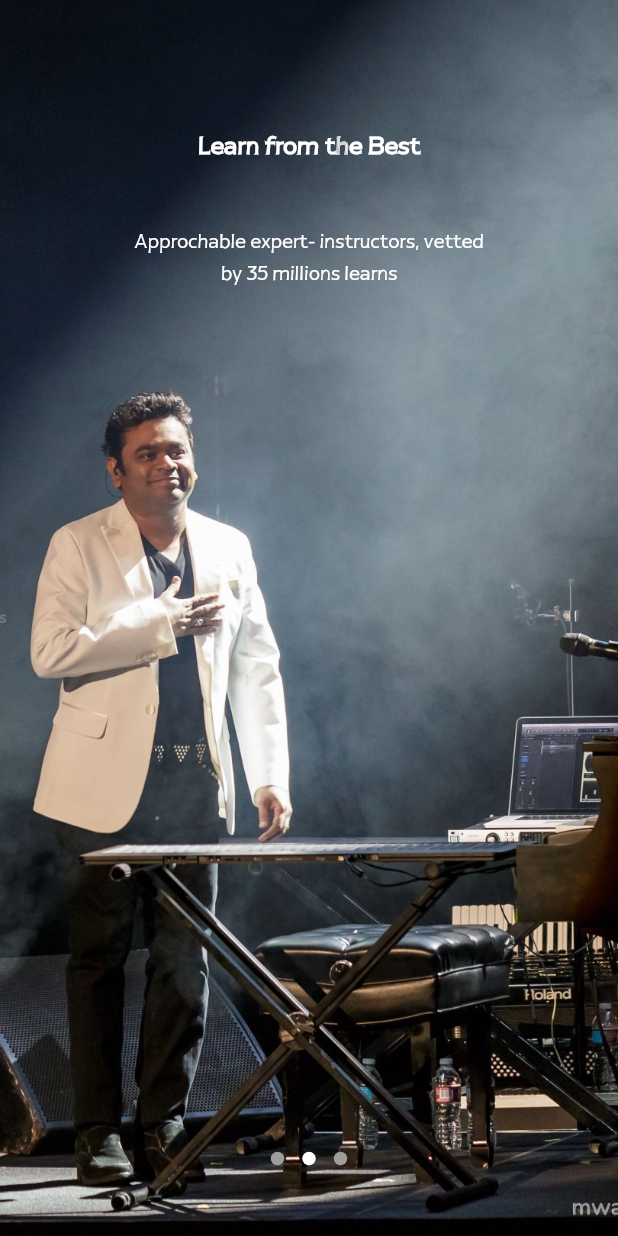
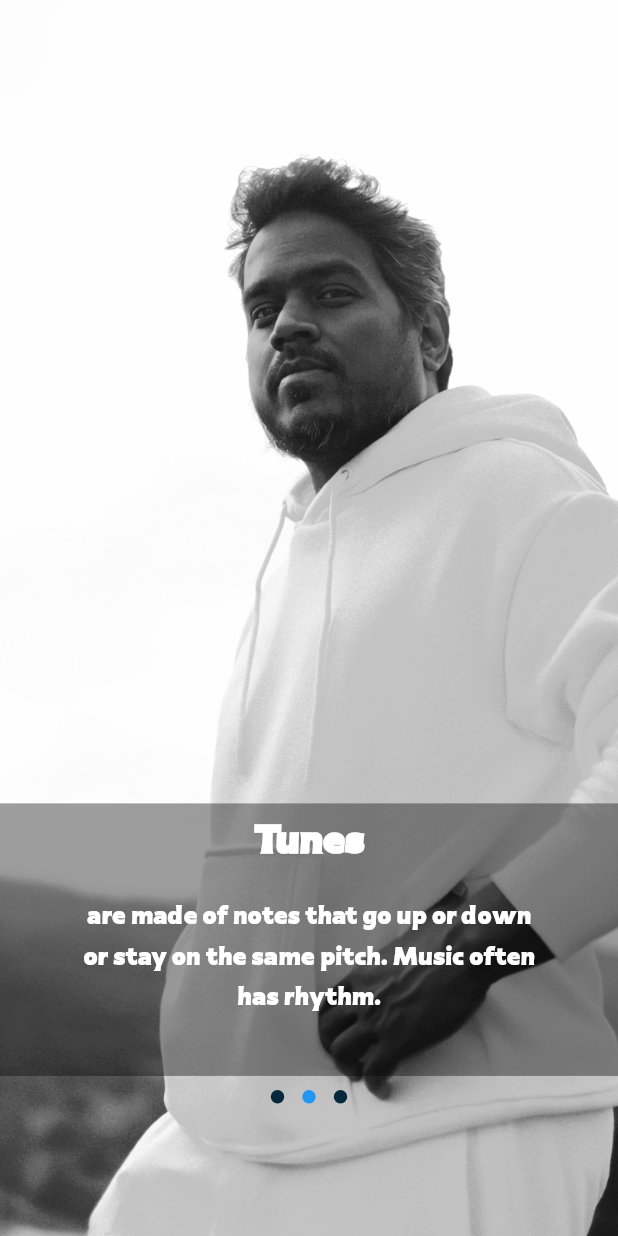
Before and after one commit to jagadeesJr/music_mate, a Flutter app: the screen it shows after launch, swiped to page 2, on a phone screen of 412 x 824 dp. Run offline on Flutter 3.47's test engine with Material 2 defaults, Android fonts, the phone set to English and light mode, and no system bars; drawn by our look-alikes of dots_indicator; our stand-ins replace connectivity_plus, dio, shared_preferences.

Commit message:
[Feat:] interner connection

```diff
--- a/lib/global_access/applib/app_lib.dart
+++ /dev/null
@@ -1,3 +0,0 @@
-export 'package:shared_preferences/shared_preferences.dart';
-export 'sizer.dart';
-export 'package:flutter/cupertino.dart';
--- /dev/null
+++ b/lib/globalaccess/applib/applib.dart
@@ -0,0 +1,11 @@
+export 'package:shared_preferences/shared_preferences.dart';
+export 'sizer.dart';
+export 'package:flutter/cupertino.dart';
+export 'package:dots_indicator/dots_indicator.dart';
+export 'package:music_mate/screens/walkthrough/walkthrough_screen.dart';
+export 'package:music_mate/globalaccess/toast_message/toster.dart';
+export 'package:music_mate/screens/splash/splashscreen.dart';
+export 'package:music_mate/globalaccess/internet_connection/nointernet.dart';
+export 'package:music_mate/globalaccess/local_storage/local_storage.dart';
+export 'package:dio/dio.dart';
+export 'package:connectivity_plus/connectivity_plus.dart';
--- a/lib/global_access/local_storage/local_storage.dart
+++ b/lib/globalaccess/local_storage/local_storage.dart
@@ -1,5 +1,5 @@
 import 'dart:convert';
-import 'package:music_mate/global_access/applib/app_lib.dart';
+import 'package:music_mate/globalaccess/applib/applib.dart';
 
 class LocalStorage {
   // set data in locally
--- a/lib/main.dart
+++ b/lib/main.dart
@@ -1,6 +1,5 @@
 import 'package:flutter/material.dart';
-import 'package:music_mate/global_access/toast_message/toster.dart';
-import 'package:music_mate/screens/splash/splash_screen.dart';
+import '../../globalaccess/applib/applib.dart';
 
 void main() {
   runApp(const MyApp());
@@ -25,31 +24,14 @@ class _MyAppState extends State<MyApp> {
         fontFamily: "Olimpos_light",
         primarySwatch: Colors.amber,
       ),
-      home: const SplashScreen()
+       routes: {
+        '/':(context) => const NoInternet(),
+        'splash_screen' :(context) => const SplashScreen(),
+        'walk_through' :(context) => const WalkthroughScreen(),
+        'no_internet' :(context) => const NoInternet(),
+      },
+        initialRoute: 'splash_screen',
+
     );
   }
 }
-
-class MyWidget extends StatefulWidget {
-  const MyWidget({super.key});
-
-  @override
-  State<MyWidget> createState() => _MyWidgetState();
-}
-
-class _MyWidgetState extends State<MyWidget> {
-  @override
-  Widget build(BuildContext context) {
-    return Scaffold(
-          body: Center(
-        child: ElevatedButton(
-          onPressed: () {
-            ScaffoldMessenger.of(context)
-              ..hideCurrentSnackBar()
-              ..showSnackBar(ToastMessge().toasterMessage());
-          },
-          child: const Text('View our music'),
-        ),
-      ));
-  }
-}
--- /dev/null
+++ b/lib/screens/walkthrough/pageview.dart
@@ -0,0 +1,61 @@
+import 'package:flutter/material.dart';
+import '../../globalaccess/applib/applib.dart';
+
+class PageViewerWidget extends StatelessWidget {
+  final String title;
+  final String imageUrl;
+  final String content;
+  const PageViewerWidget(
+      {super.key,
+      required this.title,
+      required this.imageUrl,
+      required this.content});
+
+  @override
+  Widget build(BuildContext context) {
+    SizeConfig().init(context);
+    return LayoutBuilder(
+        builder: (BuildContext context, BoxConstraints constraints) {
+      return Container(
+          width: MediaQuery.of(context).size.width,
+          height: MediaQuery.of(context).size.height,
+          decoration: BoxDecoration(
+              image: DecorationImage(
+                  fit: BoxFit.cover, image: AssetImage(imageUrl))),
+          child: Column(
+            children: [
+              Padding(
+                  padding:
+                      EdgeInsets.only(top: SizeConfig.blockSizeVertical! * 65),
+                  child: Container(
+                      color: Colors.black38,
+                      child: Column(children: [
+                        Text(
+                          title,
+                          style: TextStyle(
+                              color:Colors.white,
+                              fontSize: SizeConfig.blockSizeVertical! * 4,
+                              fontFamily: "Olimpos_bold",
+                              fontWeight: FontWeight.bold),
+                        ),
+                        Padding(
+                          padding: EdgeInsets.only(
+                              top: SizeConfig.blockSizeVertical! * 2,
+                              left: SizeConfig.blockSizeVertical! * 6,
+                              right: SizeConfig.blockSizeVertical! * 6,
+                              bottom:SizeConfig.blockSizeVertical! * 5),
+                          child: Text(
+                            content,
+                            style: TextStyle(
+                                fontFamily: "Olimpos_bold",
+                                color: Colors.white,
+                                fontSize: SizeConfig.blockSizeVertical! * 2.5),
+                            textAlign: TextAlign.center,
+                          ),
+                        ),
+                      ]))),
+            ],
+          ));
+    });
+  }
+}
--- a/lib/screens/walkthrough/walkthrough_screen.dart
+++ b/lib/screens/walkthrough/walkthrough_screen.dart
@@ -1,6 +1,7 @@
-import 'package:dots_indicator/dots_indicator.dart';
+
 import 'package:flutter/material.dart';
-import '../../global_access/applib/sizer.dart';
+import 'pageview.dart';
+import '../../globalaccess/applib/applib.dart';
 
 class WalkthroughScreen extends StatefulWidget {
   const WalkthroughScreen({super.key});
@@ -14,10 +15,20 @@ class _WalkthroughScreenState extends State<WalkthroughScreen> {
   dynamic pageLength = 3;
   PageController pageController = PageController();
 
+
+
+Future<bool> onBackButtonPressed() async {
+    return false;
+  }
+
   @override
   Widget build(BuildContext context) {
     SizeConfig().init(context);
-    return Scaffold(
+    return LayoutBuilder(
+        builder: (BuildContext context, BoxConstraints constraints) {
+      return WillPopScope(
+          onWillPop: onBackButtonPressed,
+          child: Scaffold(
             body: Stack(
               children: [
                 PageView(
@@ -28,150 +39,100 @@ class _WalkthroughScreenState extends State<WalkthroughScreen> {
                       currentIndexPage = value.toDouble();
                     });
                   }),
-            children: [
-              Container(
-                  width: MediaQuery.of(context).size.width,
-                  height: MediaQuery.of(context).size.height,
-                  decoration: const BoxDecoration(
-                      image: DecorationImage(
-                          fit: BoxFit.cover,
-                          image: AssetImage("assets/images/AR_image.jpg"))),
-                  child: Column(
-                    children: [
-                      Padding(
-                        padding: EdgeInsets.only(
-                            top: SizeConfig.blockSizeVertical! * 10),
-                        child: const Text(
-                          "Take Video Courses",
-                          style: TextStyle(
-                              color: Colors.white,
-                              fontSize: 20,
-                              fontWeight: FontWeight.bold),
-                        ),
+                  children: const [
+                    PageViewerWidget(
+                        title: "Music",
+                        imageUrl: "assets/images/arr_wp.jpg",
+                        content:
+                            "is sound that has been organized by using rhythm, melody or harmony..."),
+                    PageViewerWidget(
+                        title: "Tunes",
+                        imageUrl: "assets/images/u1_wp2.jpg",
+                        content:
+                            "are made of notes that go up or down or stay on the same pitch. Music often has rhythm."),
+                    PageViewerWidget(
+                        title: "Rhythm",
+                        imageUrl: "assets/images/harrish_wp1.jpg",
+                        content:
+                            "is the way the musical sounds and silences are put together in a sequence."),
+                  ],
                 ),
                 Padding(
                   padding: EdgeInsets.only(
-                            top: SizeConfig.blockSizeVertical! * 5,
-                            left: SizeConfig.blockSizeVertical! * 11,
-                            right: SizeConfig.blockSizeVertical! * 11),
-                        child: const Text(
-                          "From cooking to coding and everything in between",
-                          style: TextStyle(color: Colors.white, fontSize: 16),
-                          textAlign: TextAlign.center,
-                        ),
-                      ),
-                    ],
-                  )),
-              Container(
-                  width: MediaQuery.of(context).size.width,
-                  height: MediaQuery.of(context).size.height,
-                  decoration: const BoxDecoration(
-                      image: DecorationImage(
-                          fit: BoxFit.cover,
-                          image: AssetImage("assets/images/AR_image.jpg"))),
+                      bottom: SizeConfig.blockSizeVertical! * 10),
                   child: Column(
+                      mainAxisAlignment: MainAxisAlignment.end,
                       children: [
-                      Padding(
-                        padding: EdgeInsets.only(
-                            top: SizeConfig.blockSizeVertical! * 10),
-                        child: const Text(
-                          "Learn from the Best",
-                          style: TextStyle(
-                              fontSize: 20,
-                              color: Colors.white,
-                              fontWeight: FontWeight.bold),
-                        ),
-                      ),
-                      Padding(
-                        padding: EdgeInsets.only(
-                            top: SizeConfig.blockSizeVertical! * 5,
-                            left: SizeConfig.blockSizeVertical! * 10,
-                            right: SizeConfig.blockSizeVertical! * 10),
-                        child: const Text(
-                          "Approchable expert- instructors, vetted by 35 millions learns",
-                          style: TextStyle(color: Colors.white, fontSize: 16),
-                          textAlign: TextAlign.center,
-                        ),
-                      ),
-                    ],
-                  )),
-              Container(
-                  width: MediaQuery.of(context).size.width,
-                  height: MediaQuery.of(context).size.height,
-                  decoration: const BoxDecoration(
-                      image: DecorationImage(
-                          fit: BoxFit.cover,
-                          image: AssetImage("assets/images/AR_image.jpg"))),
-                  child: Column(
-                    children: [
-                      Padding(
-                        padding: EdgeInsets.only(
-                            top: SizeConfig.blockSizeVertical! * 10),
-                        child: const Text(
-                          "Go at Your Own Pace",
-                          style: TextStyle(
-                              fontSize: 20,
-                              color: Colors.white,
-                              fontWeight: FontWeight.bold),
-                        ),
-                      ),
-                      Padding(
-                        padding: EdgeInsets.only(
-                            top: SizeConfig.blockSizeVertical! * 5,
-                            left: SizeConfig.blockSizeVertical! * 10,
-                            right: SizeConfig.blockSizeVertical! * 10),
-                        child: const Text(
-                          "Life time access to purchased courses, anytime, anywhere",
-                          style: TextStyle(color: Colors.white, fontSize: 16),
-                          textAlign: TextAlign.center,
-                        ),
-                      ),
-                    ],
-                  )),
-            ],
-          ),
-          Padding(
-            padding: EdgeInsets.only(bottom: SizeConfig.blockSizeVertical! * 5),
-            child: Column(mainAxisAlignment: MainAxisAlignment.end, children: [
                         Center(
                           child: DotsIndicator(
                             dotsCount: 3,
                             position: currentIndexPage,
                             decorator: const DotsDecorator(
-                      color: Colors.grey, activeColor: Colors.white),
+                                color: Color(0xFF06283D),
+                                activeColor: Colors.blue),
                           ),
                         ),
                       ]),
                 ),
-          if (currentIndexPage == 2.0)
-            Align(
+                if (currentIndexPage == 2.0) const GoWidget()
+              ],
+            ),
+          ));
+    });
+  }
+}
+
+class GoWidget extends StatelessWidget {
+  const GoWidget({super.key});
+
+  @override
+  Widget build(BuildContext context) {
+    SizeConfig().init(context);
+    return LayoutBuilder(
+        builder: (BuildContext context, BoxConstraints constraints) {
+      return Align(
           alignment: Alignment.bottomRight,
           child: Padding(
-                  padding: const EdgeInsets.all(10.0),
+            padding: EdgeInsets.only(
+              bottom: SizeConfig.blockSizeVertical! * 3,
+              right: SizeConfig.blockSizeHorizontal! * 3,
+            ),
             child: InkWell(
-                      onTap: () {},
+                onTap: () {
+                  Navigator.pushReplacement(
+                      context,
+                      MaterialPageRoute(
+                          builder: (context) => const NoInternet()));
+                  //     ScaffoldMessenger.of(context)
+                  // ..hideCurrentSnackBar()
+                  // ..showSnackBar(toasterMessage("Going to Start Page.","assets/images/go_image.gif"));
+                },
                 child: Container(
+                  padding: EdgeInsets.symmetric(
+                      horizontal: SizeConfig.blockSizeHorizontal! * 2),
                   height: SizeConfig.blockSizeVertical! * 5,
                   width: SizeConfig.blockSizeHorizontal! * 20,
-                        decoration:  BoxDecoration(
+                  decoration: BoxDecoration(
                       borderRadius: BorderRadius.circular(15),
-                            // shape: BoxShape.circle,
                       color: Colors.pinkAccent),
                   child: Row(
-                          children: const [
-                            Icon(Icons.music_note_outlined, color: Colors.white),
+                    children: [
+                      Image(
+                          height: SizeConfig.blockSizeVertical! * 5.5,
+                          width: SizeConfig.blockSizeHorizontal! * 5.5,
+                          image:
+                              const AssetImage("assets/images/go_image.gif")),
                       Text(
                         "  Go",
                         style: TextStyle(
-                                  fontSize: 24,
-                                  color: Colors.white),
+                          fontSize: SizeConfig.blockSizeVertical! * 3.5,
+                          fontFamily: "Olimpos_bold",
+                        ),
                       )
                     ],
                   ),
                 )),
-                )),
-        ],
-      ),
-    );
+          ));
+    });
   }
 }
--- a/pubspec.yaml
+++ b/pubspec.yaml
@@ -40,6 +40,8 @@ dependencies:
   shared_preferences: ^2.0.18
   flutter_svg: ^1.1.6
   dots_indicator: ^2.1.0
+  connectivity_plus: ^3.0.3
+  dio: ^5.0.1
 
 dev_dependencies:
 
```
Also changed, not shown: lib/global_access/toast_message/toster.dart (deleted, +0 -31 lines), lib/globalaccess/internet_connection/nointernet.dart (added, +55 -0 lines), lib/globalaccess/toast_message/toster.dart (added, +26 -0 lines), lib/screens/splash/splash_screen.dart (deleted, +0 -62 lines), lib/screens/splash/splashscreen.dart (added, +70 -0 lines), assets/images/18025665873f22482340d7f693faf69c.jpg (added), assets/images/AR_image.jpg (deleted), assets/images/arr_wp.jpg (added), assets/images/go_image.gif (added), assets/images/harrish_wp1.jpg (added), assets/images/u1_wp2.jpg (added), lib/globalaccess/applib/sizer.dart (renamed from lib/global_access/applib/sizer.dart), lib/globalaccess/popup_message/popup.dart (added), pubspec.lock, 8 other files. Lines whose indentation alone changed are shown as unchanged.
